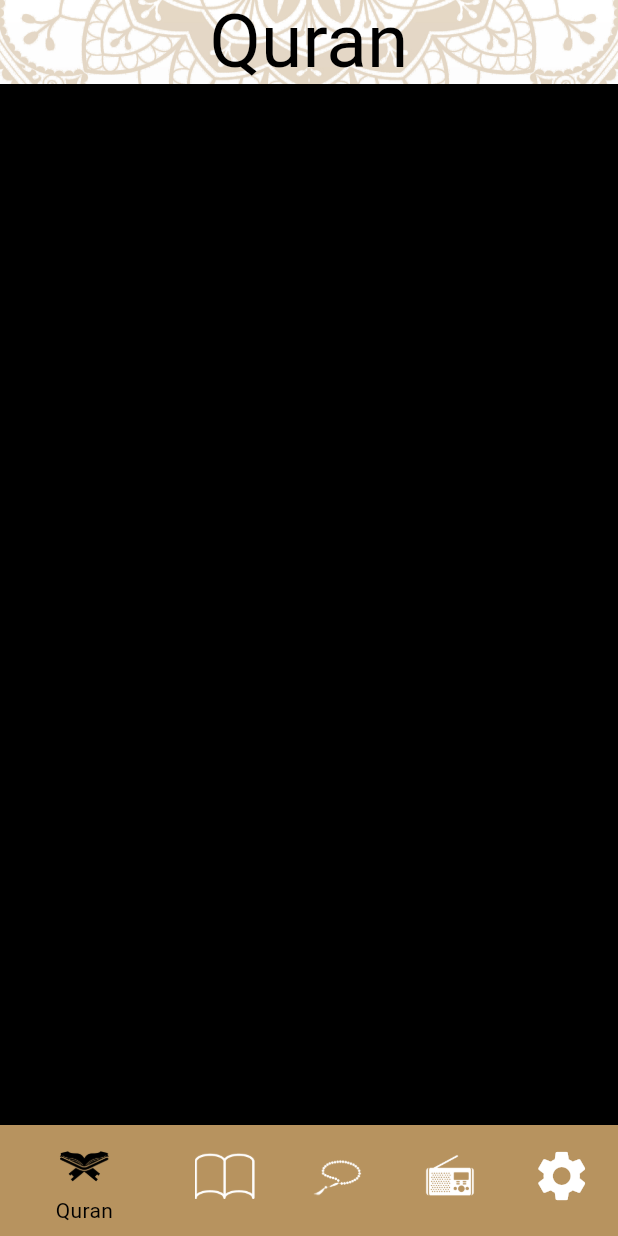
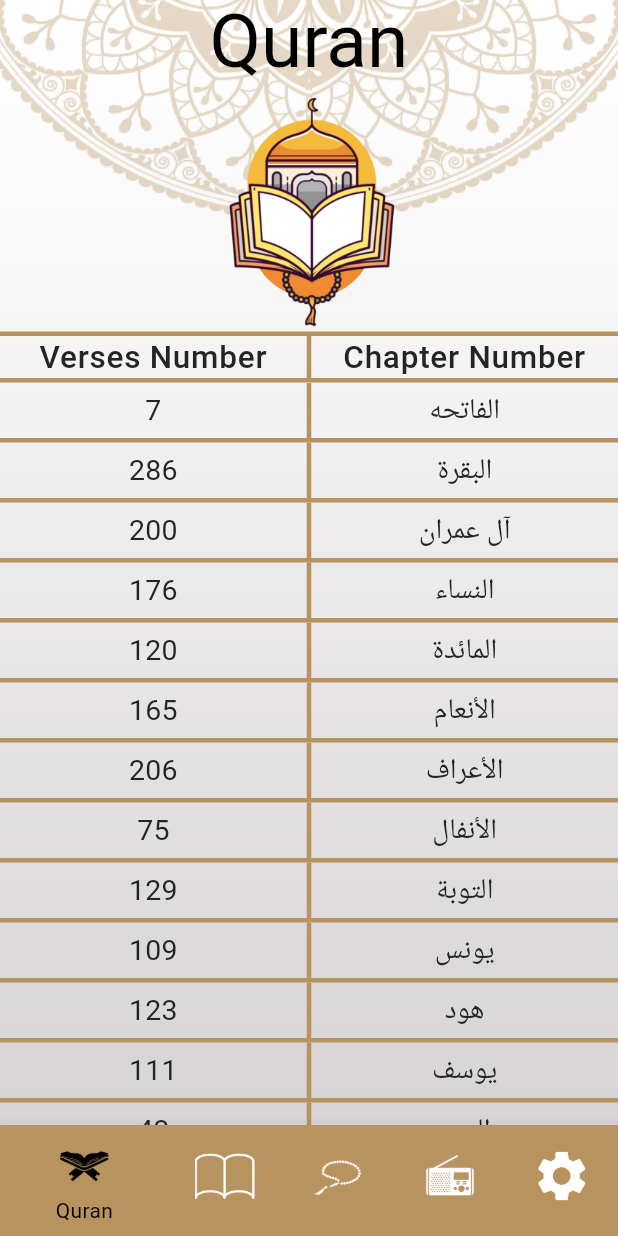
Before and after one commit to mooazhassan/quran_app, a Flutter app: the screen it shows after launch, on a phone screen of 412 x 824 dp. Run offline on Flutter 3.47's test engine with Material 3 defaults, Android fonts, the phone set to English and light mode, and no system bars.

Commit message:
+quran tab widget

```diff
--- a/lib/config/theme/my_theme.dart
+++ b/lib/config/theme/my_theme.dart
@@ -7,7 +7,7 @@ class MyTheme {
         centerTitle: true,
         backgroundColor: Colors.transparent,
         titleTextStyle: TextStyle(
-        fontWeight: FontWeight.w400, fontSize: 50,color: Colors.black),
+            fontWeight: FontWeight.w400, fontSize: 50, color: Colors.black),
       ),
       scaffoldBackgroundColor: Colors.transparent,
       bottomNavigationBarTheme: BottomNavigationBarThemeData(
@@ -17,8 +17,17 @@ class MyTheme {
         showSelectedLabels: true,
         showUnselectedLabels: false,
         backgroundColor: ColorsManger.goldColor,
-    )
-
-
-  );
+      ),
+      textTheme: TextTheme(
+        labelMedium: TextStyle(
+          fontSize: 21,
+          fontWeight: FontWeight.w500,
+          color: Color(0xff242424),
+        ),
+        titleMedium: TextStyle(
+          fontSize: 19,
+          fontWeight: FontWeight.w400,
+          color: Color(0xff242424),
+        ),
+      ));
 }
--- a/lib/core/assets_manager.dart
+++ b/lib/core/assets_manager.dart
@@ -5,4 +5,6 @@ class AssetsManager {
   static const String hadithIcon = 'assets/images/hadith_icon.png';
   static const String sebhaIcon = 'assets/images/sebha_icon.png';
   static const String radioIcon = 'assets/images/radio_icon.png';
+  static const String quranHeaderImage = 'assets/images/quran_header_image.png';
+
 }
--- a/lib/core/strings_manager.dart
+++ b/lib/core/strings_manager.dart
@@ -5,6 +5,10 @@ class StringsManager{
   static const String sebhaLabel='Sebha';
   static const String radioLabel='Radio';
   static const String settingLabel='Settings';
+  static const String versesNumberLabel='Verses Number';
+  static const String chapterNameLabel='Chapter Number';
+
+
 
 
 
--- /dev/null
+++ b/lib/presentation/screens/home/tabs/quran_tab/quran_item_widget.dart
@@ -0,0 +1,44 @@
+import 'package:flutter/material.dart';
+import 'package:quran_app/core/colors_manger.dart';
+
+class QuranItemWidget extends StatelessWidget {
+  QuranItemWidget(
+      {super.key, required this.suraName, required this.versesNumber});
+
+  String suraName, versesNumber;
+
+  @override
+  Widget build(BuildContext context) {
+    return IntrinsicHeight(
+      child: Row(
+        children: [
+          Expanded(
+            child: Padding(
+              padding: const EdgeInsets.all(4),
+              child: Text(
+                versesNumber,
+                style: Theme.of(context).textTheme.titleMedium,
+                textAlign: TextAlign.center,
+              ),
+            ),
+          ),
+          VerticalDivider(
+            width: 3,
+            color: ColorsManger.goldColor,
+            thickness: 3,
+          ),
+          Expanded(
+            child: Padding(
+              padding: const EdgeInsets.all(4),
+              child: Text(
+                suraName,
+                style: Theme.of(context).textTheme.titleMedium,
+                textAlign: TextAlign.center,
+              ),
+            ),
+          ),
+        ],
+      ),
+    );
+  }
+}
--- a/lib/presentation/screens/home/tabs/quran_tab/quran_tab.dart
+++ b/lib/presentation/screens/home/tabs/quran_tab/quran_tab.dart
@@ -1,12 +1,267 @@
 import 'package:flutter/material.dart';
+import 'package:quran_app/core/assets_manager.dart';
+import 'package:quran_app/core/colors_manger.dart';
+import 'package:quran_app/core/strings_manager.dart';
+import 'package:quran_app/presentation/screens/home/tabs/quran_tab/quran_item_widget.dart';
+import 'package:quran_app/presentation/screens/home/tabs/quran_tab/quran_tab_header_widget.dart';
 
 class QuranTab extends StatelessWidget {
-  const QuranTab({super.key});
+  QuranTab({super.key});
+
+  List<String> suraNames = [
+    "الفاتحه",
+    "البقرة",
+    "آل عمران",
+    "النساء",
+    "المائدة",
+    "الأنعام",
+    "الأعراف",
+    "الأنفال",
+    "التوبة",
+    "يونس",
+    "هود",
+    "يوسف",
+    "الرعد",
+    "إبراهيم",
+    "الحجر",
+    "النحل",
+    "الإسراء",
+    "الكهف",
+    "مريم",
+    "طه",
+    "الأنبياء",
+    "الحج",
+    "المؤمنون",
+    "النّور",
+    "الفرقان",
+    "الشعراء",
+    "النّمل",
+    "القصص",
+    "العنكبوت",
+    "الرّوم",
+    "لقمان",
+    "السجدة",
+    "الأحزاب",
+    "سبأ",
+    "فاطر",
+    "يس",
+    "الصافات",
+    "ص",
+    "الزمر",
+    "غافر",
+    "فصّلت",
+    "الشورى",
+    "الزخرف",
+    "الدّخان",
+    "الجاثية",
+    "الأحقاف",
+    "محمد",
+    "الفتح",
+    "الحجرات",
+    "ق",
+    "الذاريات",
+    "الطور",
+    "النجم",
+    "القمر",
+    "الرحمن",
+    "الواقعة",
+    "الحديد",
+    "المجادلة",
+    "الحشر",
+    "الممتحنة",
+    "الصف",
+    "الجمعة",
+    "المنافقون",
+    "التغابن",
+    "الطلاق",
+    "التحريم",
+    "الملك",
+    "القلم",
+    "الحاقة",
+    "المعارج",
+    "نوح",
+    "الجن",
+    "المزّمّل",
+    "المدّثر",
+    "القيامة",
+    "الإنسان",
+    "المرسلات",
+    "النبأ",
+    "النازعات",
+    "عبس",
+    "التكوير",
+    "الإنفطار",
+    "المطفّفين",
+    "الإنشقاق",
+    "البروج",
+    "الطارق",
+    "الأعلى",
+    "الغاشية",
+    "الفجر",
+    "البلد",
+    "الشمس",
+    "الليل",
+    "الضحى",
+    "الشرح",
+    "التين",
+    "العلق",
+    "القدر",
+    "البينة",
+    "الزلزلة",
+    "العاديات",
+    "القارعة",
+    "التكاثر",
+    "العصر",
+    "الهمزة",
+    "الفيل",
+    "قريش",
+    "الماعون",
+    "الكوثر",
+    "الكافرون",
+    "النصر",
+    "المسد",
+    "الإخلاص",
+    "الفلق",
+    "الناس"
+  ];
+  List<int> versesNumber = [
+    7,
+    286,
+    200,
+    176,
+    120,
+    165,
+    206,
+    75,
+    129,
+    109,
+    123,
+    111,
+    43,
+    52,
+    99,
+    128,
+    111,
+    110,
+    98,
+    135,
+    112,
+    78,
+    118,
+    64,
+    77,
+    227,
+    93,
+    88,
+    69,
+    60,
+    34,
+    30,
+    73,
+    54,
+    45,
+    83,
+    182,
+    88,
+    75,
+    85,
+    54,
+    53,
+    89,
+    59,
+    37,
+    35,
+    38,
+    29,
+    18,
+    45,
+    60,
+    49,
+    62,
+    55,
+    78,
+    96,
+    29,
+    22,
+    24,
+    13,
+    14,
+    11,
+    11,
+    18,
+    12,
+    12,
+    30,
+    52,
+    52,
+    44,
+    28,
+    28,
+    20,
+    56,
+    40,
+    31,
+    50,
+    40,
+    46,
+    42,
+    29,
+    19,
+    36,
+    25,
+    22,
+    17,
+    19,
+    26,
+    30,
+    20,
+    15,
+    21,
+    11,
+    8,
+    5,
+    19,
+    5,
+    8,
+    8,
+    11,
+    11,
+    8,
+    3,
+    9,
+    5,
+    4,
+    6,
+    3,
+    6,
+    3,
+    5,
+    4,
+    5,
+    6
+  ];
 
   @override
   Widget build(BuildContext context) {
     return Container(
-      color: Colors.black,
-    );
+        child: Column(
+      children: [
+        Expanded(flex: 1, child: Image.asset(AssetsManager.quranHeaderImage)),
+        QuranTabHeaderWidget(),
+        Expanded(
+          flex: 3,
+          child: ListView.separated(
+              itemBuilder: (context, index) => QuranItemWidget(
+                  suraName: suraNames[index],
+                  versesNumber: versesNumber[index].toString()),
+              separatorBuilder: (context, index) => Container(
+                    width: double.infinity,
+                    height: 3,
+                    color: ColorsManger.goldColor,
+                  ),
+              itemCount: suraNames.length),
+        )
+      ],
+    ));
   }
 }
--- /dev/null
+++ b/lib/presentation/screens/home/tabs/quran_tab/quran_tab_header_widget.dart
@@ -0,0 +1,41 @@
+import 'package:flutter/material.dart';
+
+import '../../../../../core/assets_manager.dart';
+import '../../../../../core/colors_manger.dart';
+import '../../../../../core/strings_manager.dart';
+
+class QuranTabHeaderWidget extends StatelessWidget {
+  const QuranTabHeaderWidget({super.key});
+
+  @override
+  Widget build(BuildContext context) {
+    return Container(
+      decoration: BoxDecoration(
+          border: Border.symmetric(
+              horizontal: BorderSide(width: 3, color: ColorsManger.goldColor))),
+      child: IntrinsicHeight(
+        child: Row(
+          mainAxisAlignment: MainAxisAlignment.spaceBetween,
+          children: [
+            Expanded(
+                child: Text(
+              StringsManager.versesNumberLabel,
+              textAlign: TextAlign.center,
+              style: Theme.of(context).textTheme.labelMedium,
+            )),
+            Container(
+              width: 3,
+              color: ColorsManger.goldColor,
+            ),
+            Expanded(
+                child: Text(
+              StringsManager.chapterNameLabel,
+              textAlign: TextAlign.center,
+              style: Theme.of(context).textTheme.labelMedium,
+            )),
+          ],
+        ),
+      ),
+    );
+  }
+}
```
Also changed, not shown: assets/images/quran_header_image.png (added). Lines whose indentation alone changed are shown as unchanged.
